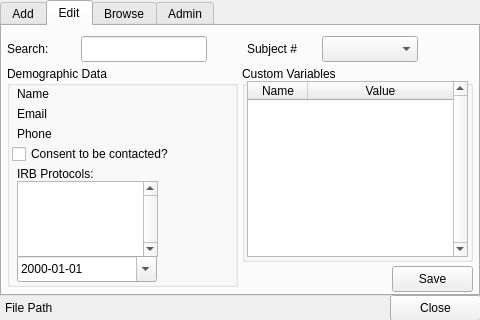
Qt form src/psylab/subject_manager/subject_manager_ui.ui (cbrown1/psylab) before a commit.
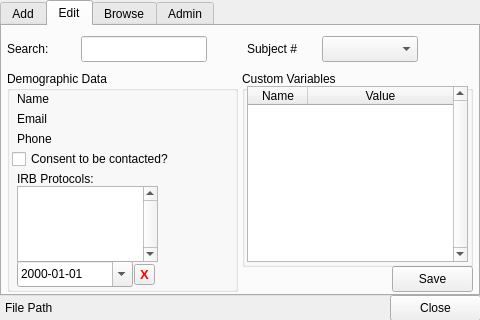
The same form after that commit. The open tabs and pages were chosen to show the change.

Diff of the .ui file:
```diff
--- a/src/psylab/subject_manager/subject_manager_ui.ui
+++ b/src/psylab/subject_manager/subject_manager_ui.ui
@@ -404,7 +404,7 @@
      <property name="geometry">
       <rect>
        <x>5</x>
-       <y>40</y>
+       <y>45</y>
        <width>231</width>
        <height>221</height>
       </rect>
@@ -490,13 +490,35 @@
        <string>Consent to be contacted?</string>
       </property>
      </widget>
+     <widget class="QPushButton" name="edit_protocol_date_remove_pushButton">
+      <property name="geometry">
+       <rect>
+        <x>127</x>
+        <y>193</y>
+        <width>21</width>
+        <height>21</height>
+       </rect>
+      </property>
+      <property name="font">
+       <font>
+        <pointsize>10</pointsize>
+        <weight>75</weight>
+        <bold>true</bold>
+       </font>
+      </property>
+      <property name="styleSheet">
+       <string notr="true">QPushButton {color: red; padding: 0px;}</string>
+      </property>
+      <property name="text">
+       <string>X</string>
+      </property>
     </widget>
     <widget class="QDateEdit" name="edit_protocol_date_dateEdit">
      <property name="geometry">
       <rect>
-       <x>15</x>
-       <y>230</y>
-       <width>140</width>
+        <x>10</x>
+        <y>190</y>
+        <width>116</width>
        <height>26</height>
       </rect>
      </property>
@@ -506,12 +528,13 @@
      <property name="calendarPopup">
       <bool>true</bool>
      </property>
+     </widget>
     </widget>
     <widget class="QGroupBox" name="groupBox_8">
      <property name="geometry">
       <rect>
        <x>240</x>
-       <y>40</y>
+       <y>45</y>
        <width>231</width>
        <height>196</height>
       </rect>
```
Left out of the diff: 40 changed lines with no effect on the pictures. Lines whose indentation alone changed are shown as unchanged.
